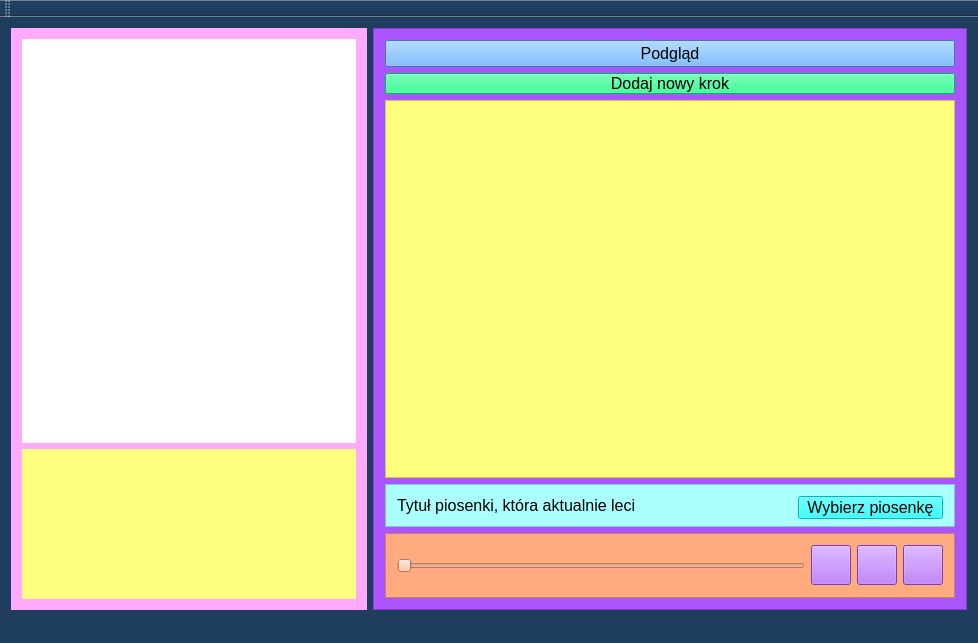
First picture: the form in Pliki/mainwindow.ui, repository MagdalenaZimoch/Dance-App, before the edit.
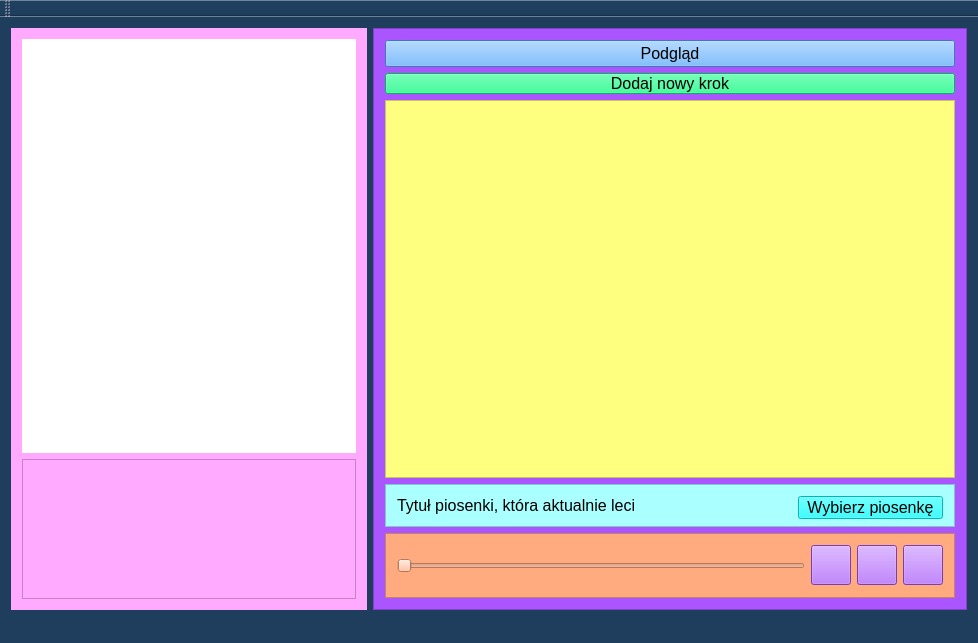
Second picture: the form after the edit.

Commit message: do raportu 9

```diff
--- a/Pliki/mainwindow.ui
+++ b/Pliki/mainwindow.ui
@@ -31,6 +31,12 @@
       <layout class="QGridLayout" name="gridLayout_3">
        <item row="1" column="0">
         <widget class="QLabel" name="filmlabel">
+         <property name="maximumSize">
+          <size>
+           <width>346</width>
+           <height>16777215</height>
+          </size>
+         </property>
          <property name="font">
           <font>
            <pointsize>12</pointsize>
@@ -49,30 +55,21 @@
         </widget>
        </item>
        <item row="2" column="0">
-        <widget class="QLabel" name="opiskrokupodczasodtwarzania">
+        <widget class="QTextBrowser" name="textBrowser">
          <property name="maximumSize">
           <size>
-           <width>16777215</width>
-           <height>150</height>
+           <width>346</width>
+           <height>140</height>
           </size>
          </property>
          <property name="font">
           <font>
-           <family>Times New Roman</family>
            <pointsize>12</pointsize>
-           <weight>75</weight>
-           <bold>true</bold>
           </font>
          </property>
          <property name="styleSheet">
-          <string notr="true">background-color: rgb(255, 255, 127);
-color: rgb(0, 0, 0);</string>
-         </property>
-         <property name="text">
-          <string/>
-         </property>
-         <property name="alignment">
-          <set>Qt::AlignCenter</set>
+          <string notr="true">color: rgb(0, 0, 0);
+background-color: rgb(255, 170, 255);</string>
          </property>
         </widget>
        </item>
```
The commit also changes 2 other files.
